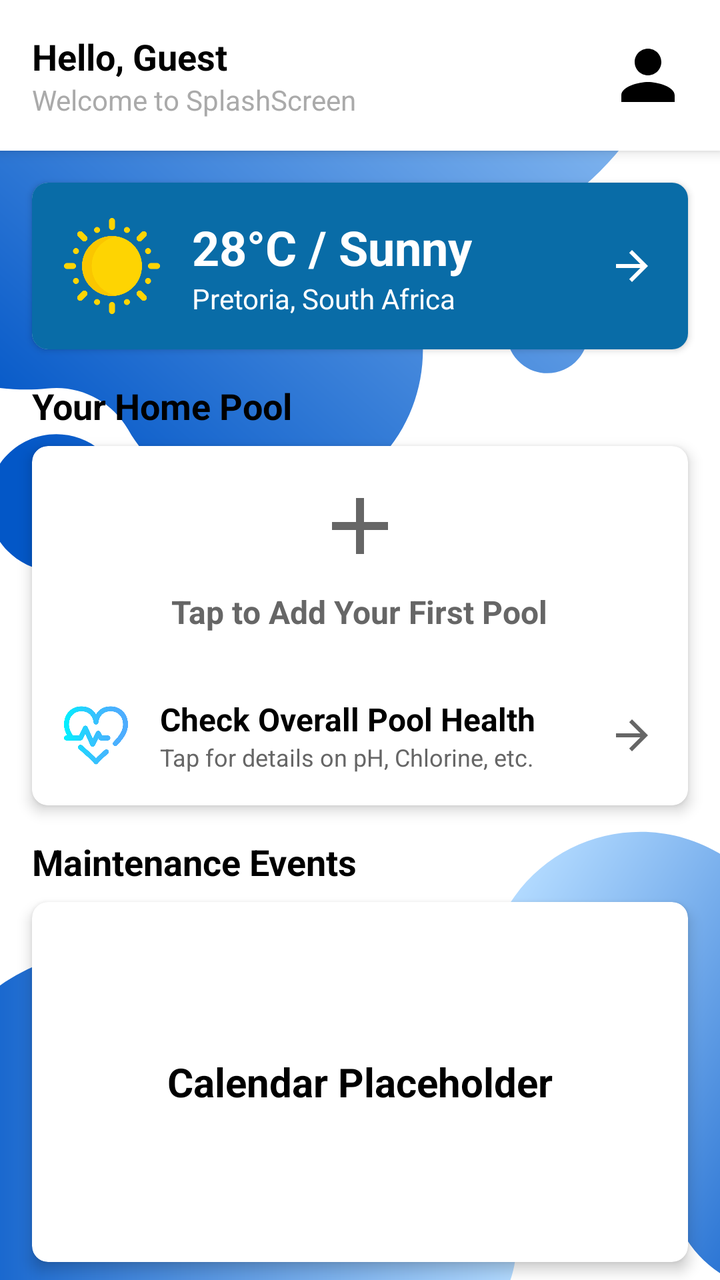
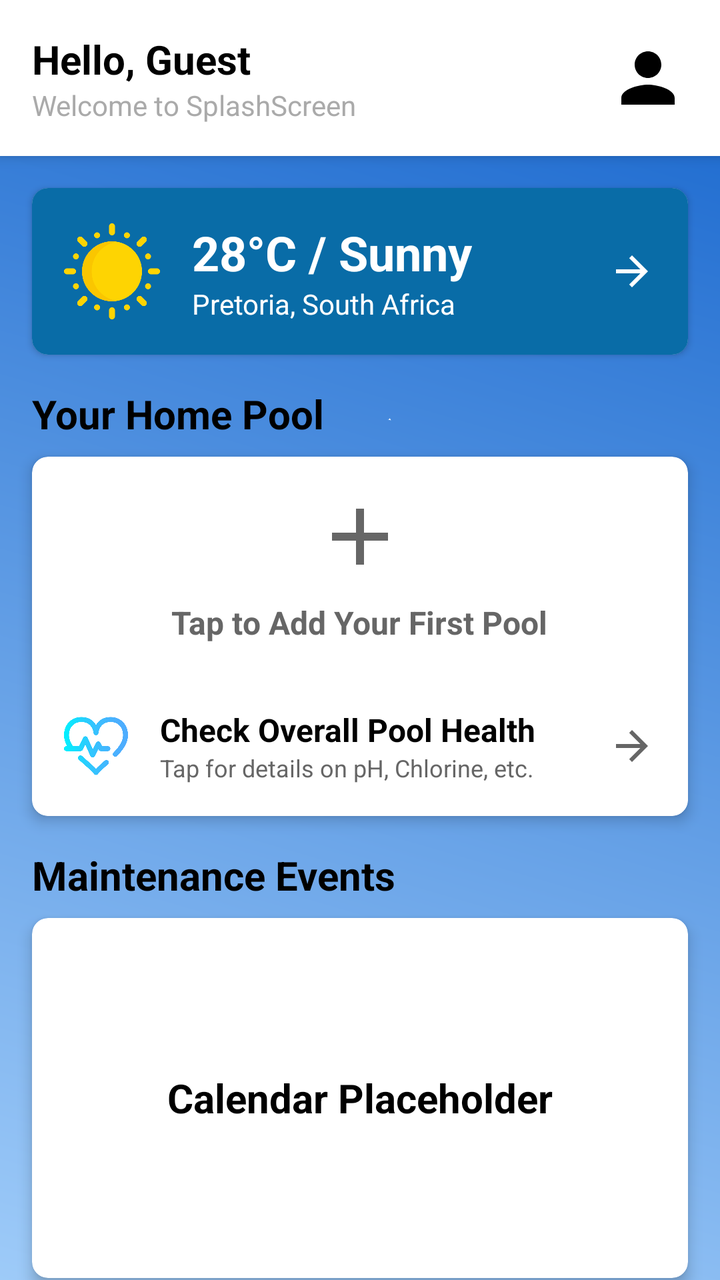

Screens rendered from an Android XML layout before and after an edit, with the pre-edit source and the edit as a unified diff.
<!-- AndroidManifest.xml: application theme Theme.PoolApp -->
<!-- res/layout/po_home_screen.xml -->
<?xml version="1.0" encoding="utf-8"?>
<androidx.constraintlayout.widget.ConstraintLayout xmlns:android="http://schemas.android.com/apk/res/android"
    xmlns:app="http://schemas.android.com/apk/res-auto"
    xmlns:tools="http://schemas.android.com/tools"
    android:layout_width="match_parent"
    android:layout_height="match_parent"
    android:background="@drawable/bg"
    tools:context=".PO_HomeScreen">

    <androidx.cardview.widget.CardView
        android:id="@+id/headerCard"
        android:layout_width="0dp"
        android:layout_height="wrap_content"
        app:layout_constraintEnd_toEndOf="parent"
        app:layout_constraintStart_toStartOf="parent"
        app:layout_constraintTop_toTopOf="parent"
        app:cardElevation="4dp"
        app:cardCornerRadius="0dp">
        <LinearLayout
            android:id="@+id/headerLayout"
            android:layout_width="match_parent"
            android:layout_height="wrap_content"
            android:orientation="horizontal"
            android:padding="16dp"
            android:background="@color/white"
            android:gravity="center_vertical">
            <LinearLayout
                android:layout_width="0dp"
                android:layout_height="wrap_content"
                android:layout_weight="1"
                android:orientation="vertical">

                <TextView
                    android:id="@+id/poGreeting"
                    android:layout_width="wrap_content"
                    android:layout_height="wrap_content"
                    android:text="Hello, Guest"
                    android:textColor="@android:color/black"
                    android:textSize="18sp"
                    android:textStyle="bold" />

                <TextView
                    android:id="@+id/poWelcomeMessage"
                    android:layout_width="wrap_content"
                    android:layout_height="wrap_content"
                    android:text="Welcome to SplashScreen"
                    android:textColor="@android:color/darker_gray"
                    android:textSize="14sp" />

            </LinearLayout>

            <ImageView
                android:id="@+id/ivProfileIcon"
                android:layout_width="40dp"
                android:layout_height="40dp"
                android:src="@drawable/ic_profile_placeholder"
                android:contentDescription="Profile Icon" />
        </LinearLayout>
    </androidx.cardview.widget.CardView>
    <androidx.core.widget.NestedScrollView
        android:layout_width="0dp"
        android:layout_height="0dp"
        android:fillViewport="true"
        app:layout_constraintTop_toBottomOf="@id/headerCard"
        app:layout_constraintStart_toStartOf="parent"
        app:layout_constraintEnd_toEndOf="parent"
        app:layout_constraintBottom_toBottomOf="parent">

        <LinearLayout
            android:layout_width="match_parent"
            android:layout_height="wrap_content"
            android:orientation="vertical"
            android:paddingBottom="5dp">

            <androidx.cardview.widget.CardView
                android:id="@+id/weatherCard"
                android:layout_width="match_parent"
                android:layout_height="wrap_content"
                android:layout_marginHorizontal="16dp"
                android:layout_marginTop="16dp"
                app:cardCornerRadius="8dp"
                app:cardElevation="2dp"
                android:clickable="true"
                android:focusable="true">
                <LinearLayout
                    android:id="@+id/ll_weather_content"
                    android:layout_width="match_parent"
                    android:layout_height="wrap_content"
                    android:orientation="horizontal"
                    android:padding="16dp"
                    android:background="@color/PrimaryColour"
                    android:gravity="center_vertical"
                    android:foreground="?android:attr/selectableItemBackground">
                    <ImageView
                        android:id="@+id/iv_weather_icon"
                        android:layout_width="48dp"
                        android:layout_height="48dp"
                        android:src="@drawable/sun"
                        android:contentDescription="Weather Icon" />

                    <LinearLayout
                        android:layout_width="0dp"
                        android:layout_height="wrap_content"
                        android:layout_weight="1"
                        android:orientation="vertical"
                        android:layout_marginStart="16dp">

                        <TextView
                            android:id="@+id/tv_weather_temp"
                            android:layout_width="wrap_content"
                            android:layout_height="wrap_content"
                            android:text="28°C / Sunny"
                            android:textColor="@color/white"
                            android:textSize="24sp"
                            android:textStyle="bold" />

                        <TextView
                            android:id="@+id/tv_weather_location"
                            android:layout_width="wrap_content"
                            android:layout_height="wrap_content"
                            android:text="Pretoria, South Africa"
                            android:textColor="@color/white"
                            android:textSize="14sp" />
                    </LinearLayout>

                    <ImageView
                        android:layout_width="24dp"
                        android:layout_height="24dp"
                        android:src="@drawable/ic_arrow_forward_black_24dp"
                        app:tint="@color/white"
                        android:contentDescription="Go to Weather Details" />
                </LinearLayout>

                <LinearLayout
                    android:id="@+id/ll_weather_location_placeholder"
                    android:layout_width="match_parent"
                    android:layout_height="wrap_content"
                    android:gravity="center_vertical"
                    android:orientation="vertical"
                    android:padding="16dp"
                    android:visibility="gone"
                    android:clickable="true"
                    android:focusable="true"
                    android:background="?android:attr/selectableItemBackground">

                    <TextView
                        android:layout_width="wrap_content"
                        android:layout_height="wrap_content"
                        android:text="Location Required for Weather"
                        android:textColor="@color/black"
                        android:textSize="18sp"
                        android:textStyle="bold" />

                    <TextView
                        android:layout_width="wrap_content"
                        android:layout_height="wrap_content"
                        android:text="Tap to add your location to access weather data."
                        android:textColor="@color/grey_dark"
                        android:textSize="14sp"
                        android:layout_marginTop="4dp"/>
                </LinearLayout>
            </androidx.cardview.widget.CardView>

            <TextView
                android:layout_width="wrap_content"
                android:layout_height="wrap_content"
                android:layout_marginStart="16dp"
                android:layout_marginTop="16dp"
                android:text="Your Home Pool"
                android:textColor="@color/black"
                android:textSize="18sp"
                android:textStyle="bold" />

            <androidx.cardview.widget.CardView
                android:id="@+id/homePoolCardContainer"
                android:layout_width="match_parent"
                android:layout_height="wrap_content"
                android:layout_marginStart="16dp"
                android:layout_marginEnd="16dp"
                android:layout_marginTop="8dp"
                app:cardCornerRadius="8dp"
                app:cardElevation="4dp"
                android:clickable="true"
                android:focusable="true"
                android:foreground="?android:attr/selectableItemBackground">

                <LinearLayout
                    android:layout_width="match_parent"
                    android:layout_height="match_parent"
                    android:orientation="vertical">

                    <FrameLayout
                        android:id="@+id/fl_home_pool_content"
                        android:layout_width="match_parent"
                        android:layout_height="wrap_content">
                        <LinearLayout
                            android:id="@+id/ll_add_pool_placeholder"
                            android:layout_width="match_parent"
                            android:layout_height="wrap_content"
                            android:gravity="center"
                            android:orientation="vertical"
                            android:padding="16dp">

                            <ImageView
                                android:layout_width="48dp"
                                android:layout_height="48dp"
                                android:src="@drawable/ic_add_white_24dp"
                                android:contentDescription="Add Pool"
                                app:tint="@color/grey_dark" />

                            <TextView
                                android:layout_width="wrap_content"
                                android:layout_height="wrap_content"
                                android:layout_marginTop="8dp"
                                android:text="Tap to Add Your First Pool"
                                android:textColor="@color/grey_dark"
                                android:textSize="16sp"
                                android:textStyle="bold" />
                        </LinearLayout>
                    </FrameLayout>

                    <androidx.cardview.widget.CardView
                        android:id="@+id/poolHealthCard"
                        android:layout_width="match_parent"
                        android:layout_height="wrap_content"
                        android:layout_margin="0dp"
                        app:cardCornerRadius="8dp"
                        app:cardElevation="0dp"
                        android:clickable="true"
                        android:focusable="true"
                        android:foreground="?android:attr/selectableItemBackground">

                        <LinearLayout
                            android:layout_width="match_parent"
                            android:layout_height="wrap_content"
                            android:orientation="horizontal"
                            android:padding="16dp"
                            android:gravity="center_vertical"
                            android:backgroundTint="@color/white_transparent_50">

                            <ImageView
                                android:layout_width="32dp"
                                android:layout_height="32dp"
                                android:src="@drawable/health"
                                android:contentDescription="Pool Status Icon" />

                            <LinearLayout
                                android:layout_width="0dp"
                                android:layout_height="wrap_content"
                                android:layout_weight="1"
                                android:orientation="vertical"
                                android:layout_marginStart="16dp">

                                <TextView
                                    android:layout_width="wrap_content"
                                    android:layout_height="wrap_content"
                                    android:text="Check Overall Pool Health"
                                    android:textColor="@color/black"
                                    android:textSize="16sp"
                                    android:textStyle="bold" />

                                <TextView
                                    android:layout_width="wrap_content"
                                    android:layout_height="wrap_content"
                                    android:text="Tap for details on pH, Chlorine, etc."
                                    android:textColor="@color/grey_dark"
                                    android:textSize="12sp" />
                            </LinearLayout>

                            <ImageView
                                android:layout_width="24dp"
                                android:layout_height="24dp"
                                android:src="@drawable/ic_arrow_forward_black_24dp"
                                app:tint="@color/grey_dark"
                                android:contentDescription="Go to Details" />
                        </LinearLayout>
                    </androidx.cardview.widget.CardView>
                </LinearLayout>

            </androidx.cardview.widget.CardView>
            <TextView
                android:layout_width="wrap_content"
                android:layout_height="wrap_content"
                android:layout_marginStart="16dp"
                android:layout_marginTop="16dp"
                android:text="Maintenance Events"
                android:textColor="@color/black"
                android:textSize="18sp"
                android:textStyle="bold" />
            <androidx.cardview.widget.CardView
                android:id="@+id/calendarCard"
                android:layout_width="match_parent"
                android:layout_height="180dp"
                android:layout_marginStart="16dp"
                android:layout_marginEnd="16dp"
                android:layout_marginTop="8dp"
                app:cardCornerRadius="8dp"
                app:cardElevation="4dp"
                >

                <TextView
                    android:layout_width="wrap_content"
                    android:layout_height="wrap_content"
                    android:layout_gravity="center"
                    android:text="Calendar Placeholder"
                    android:textColor="@android:color/black"
                    android:textSize="20sp"
                    android:textStyle="bold"
                    />
            </androidx.cardview.widget.CardView>

            <LinearLayout
                android:layout_width="match_parent"
                android:layout_height="wrap_content"
                android:orientation="horizontal"
                android:gravity="center_vertical"
                android:paddingHorizontal="16dp"
                android:layout_marginTop="16dp"
                android:layout_marginBottom="8dp">

                <TextView
                    android:layout_width="0dp"
                    android:layout_height="wrap_content"
                    android:layout_weight="1"
                    android:text="Top Products"
                    android:textColor="@color/black"
                    android:textSize="18sp"
                    android:textStyle="bold" />

                <ImageButton
                    android:id="@+id/btn_prev_product"
                    android:layout_width="wrap_content"
                    android:layout_height="wrap_content"
                    android:src="@drawable/ic_arrow_back_white_24dp"
                    app:tint="@color/black"
                    android:background="@android:color/transparent"
                    android:contentDescription="Previous Product"
                    android:padding="4dp"/>

                <ImageButton
                    android:id="@+id/btn_next_product"
                    android:layout_width="wrap_content"
                    android:layout_height="wrap_content"
                    android:src="@drawable/ic_arrow_forward_black_24dp"
                    app:tint="@color/black"
                    android:background="@android:color/transparent"
                    android:contentDescription="Next Product"
                    android:padding="4dp"/>
            </LinearLayout>

            <androidx.recyclerview.widget.RecyclerView
                android:id="@+id/rv_products"
                android:layout_width="match_parent"
                android:layout_height="wrap_content"
                android:orientation="horizontal"
                android:paddingHorizontal="16dp"
                android:padding="10dp"
                android:clipToPadding="false"
                android:layout_marginBottom="24dp"
                app:layoutManager="androidx.recyclerview.widget.LinearLayoutManager"
                tools:listitem="@layout/item_generic_list_card"/>

        </LinearLayout>
    </androidx.core.widget.NestedScrollView>

</androidx.constraintlayout.widget.ConstraintLayout>
<!-- res/layout/item_generic_list_card.xml (included above) -->
<?xml version="1.0" encoding="utf-8"?>
<androidx.cardview.widget.CardView
    xmlns:android="http://schemas.android.com/apk/res/android"
    xmlns:app="http://schemas.android.com/apk/res-auto"
    android:layout_width="120dp"
    android:layout_height="140dp"
    android:layout_marginEnd="12dp"
    android:clickable="true"
    android:focusable="true"
    android:foreground="?attr/selectableItemBackground"
    app:cardCornerRadius="8dp"
    app:cardElevation="2dp">

    <LinearLayout
        android:layout_width="match_parent"
        android:layout_height="match_parent"
        android:orientation="vertical"
        android:gravity="center_horizontal"
        android:padding="8dp">

        <ImageView
            android:id="@+id/iv_item_image"
            android:layout_width="60dp"
            android:layout_height="60dp"
            android:src="@drawable/password"

            android:scaleType="centerCrop"
            android:contentDescription="Item Image"/>

        <TextView
            android:id="@+id/tv_item_title"
            android:layout_width="wrap_content"
            android:layout_height="wrap_content"
            android:layout_marginTop="4dp"
            android:text="Generic Title"
            android:textSize="14sp"
            android:maxLines="1"
            android:ellipsize="end"
            android:textColor="@color/black"
            android:textStyle="bold"/>

        <TextView
            android:id="@+id/tv_item_subtext"
            android:layout_width="wrap_content"
            android:layout_height="wrap_content"
            android:text="R 0.00 / details"
            android:textSize="12sp"
            android:textColor="@color/colorPrimary"/>

    </LinearLayout>
</androidx.cardview.widget.CardView>
<!-- resources referenced by this layout -->
<resources>
  <color name="PrimaryColour">#096ca7</color>
  <color name="black">#FF000000</color>
  <color name="colorPrimary">#096ca7</color>
  <color name="grey_dark">#666666</color>
  <color name="white">#FFFFFFFF</color>
  <color name="white_transparent_50">#80FFFFFF</color>
  <!-- drawable bg: png bitmap (drawable, 162357 bytes) -->
  <!-- drawable health: png bitmap (drawable, 24576 bytes) -->
  <!-- drawable ic_add_white_24dp (drawable) -->
  <vector android:height="24dp" android:tint="#FFFFFF"
      android:viewportHeight="24" android:viewportWidth="24"
      android:width="24dp" xmlns:android="http://schemas.android.com/apk/res/android">
      <path android:fillColor="@android:color/white" android:pathData="M19,13h-6v6h-2v-6H5v-2h6V5h2v6h6v2z"/>
  </vector>
  <!-- drawable ic_arrow_back_white_24dp (drawable) -->
  <vector xmlns:android="http://schemas.android.com/apk/res/android"
      android:width="24dp"
      android:height="24dp"
      android:viewportWidth="24"
      android:viewportHeight="24"
      android:tint="#FFFFFF"> <path
      android:fillColor="@android:color/white"
      android:pathData="M20,11L7.83,11l5.59,-5.59L12,4L4,12l8,8 1.41,-1.41L7.83,13L20,13z"/>
  </vector>
  <!-- drawable ic_arrow_forward_black_24dp (drawable) -->
  <vector xmlns:android="http://schemas.android.com/apk/res/android"
      android:width="24dp"
      android:height="24dp"
      android:viewportWidth="24"
      android:viewportHeight="24"
      android:tint="#000000"> <path
      android:fillColor="@android:color/black"
      android:pathData="M12,4l-1.41,1.41L16.17,11H4v2h12.17l-5.58,5.59L12,20l8,-8z"/>
  </vector>
  <!-- drawable ic_profile_placeholder (drawable) -->
  <vector android:height="24dp" android:tint="#000000"
      android:viewportHeight="24" android:viewportWidth="24"
      android:width="24dp" xmlns:android="http://schemas.android.com/apk/res/android">
      <path android:fillColor="@android:color/white" android:pathData="M12,12c2.21,0 4,-1.79 4,-4s-1.79,-4 -4,-4 -4,1.79 -4,4 1.79,4 4,4zM12,14c-2.67,0 -8,1.34 -8,4v2h16v-2c0,-2.66 -5.33,-4 -8,-4z"/>
  </vector>
  <!-- drawable password: png bitmap (drawable, 20916 bytes) -->
  <!-- drawable sun: png bitmap (drawable, 21178 bytes) -->
  <style name="Theme.PoolApp" parent="Theme.Material3.DayNight.NoActionBar">
  
          <item name="colorPrimary">@color/colorPrimary</item>
  
          <item name="colorPrimaryVariant">@color/colorPrimaryVariant</item>
  
          <item name="colorOnPrimary">@color/colorOnPrimary</item>
  
          <item name="colorSecondary">@color/colorSecondary</item>
  
          <item name="colorOnSecondary">@color/colorOnSecondary</item>
  
          <item name="colorSurface">@color/colorSurface</item>
  
          <item name="colorOnSurface">@color/colorOnSurface</item>
  
          <item name="android:statusBarColor" tools:targetApi="l">?attr/colorPrimaryVariant</item>
  
      </style>
  <color name="colorPrimaryVariant">#034b75</color>
  <color name="colorOnPrimary">#FFFFFF</color>
  <color name="colorSecondary">#0A57FF</color>
  <color name="colorOnSecondary">#FFFFFF</color>
  <color name="colorSurface">#FFFFFF</color>
  <color name="colorOnSurface">#1C1B1F</color>
</resources>

<!-- the commit's change to res/layout/po_home_screen.xml (unified diff, before → after) -->
@@ -4,7 +4,7 @@
     xmlns:tools="http://schemas.android.com/tools"
     android:layout_width="match_parent"
     android:layout_height="match_parent"
-    android:background="@drawable/bg"
+    android:background="@drawable/pbg"
     tools:context=".PO_HomeScreen">
 
     <androidx.cardview.widget.CardView
@@ -36,7 +36,7 @@
                     android:layout_height="wrap_content"
                     android:text="Hello, Guest"
                     android:textColor="@android:color/black"
-                    android:textSize="18sp"
+                    android:textSize="20sp"
                     android:textStyle="bold" />
 
                 <TextView
@@ -168,7 +168,7 @@
                 android:layout_marginTop="16dp"
                 android:text="Your Home Pool"
                 android:textColor="@color/black"
-                android:textSize="18sp"
+                android:textSize="20sp"
                 android:textStyle="bold" />
 
             <androidx.cardview.widget.CardView
@@ -285,7 +285,7 @@
                 android:layout_marginTop="16dp"
                 android:text="Maintenance Events"
                 android:textColor="@color/black"
-                android:textSize="18sp"
+                android:textSize="20sp"
                 android:textStyle="bold" />
             <androidx.cardview.widget.CardView
                 android:id="@+id/calendarCard"
@@ -324,7 +324,7 @@
                     android:layout_weight="1"
                     android:text="Top Products"
                     android:textColor="@color/black"
-                    android:textSize="18sp"
+                    android:textSize="20sp"
                     android:textStyle="bold" />
 
                 <ImageButton
<!-- resource entries referenced after the edit -->
@@ -6,7 +6,6 @@
   <color name="grey_dark">#666666</color>
   <color name="white">#FFFFFFFF</color>
   <color name="white_transparent_50">#80FFFFFF</color>
-  <!-- drawable bg: png bitmap (drawable, 162357 bytes) -->
   <!-- drawable health: png bitmap (drawable, 24576 bytes) -->
   <!-- drawable ic_add_white_24dp (drawable) -->
   <vector android:height="24dp" android:tint="#FFFFFF"
@@ -41,6 +40,7 @@
       <path android:fillColor="@android:color/white" android:pathData="M12,12c2.21,0 4,-1.79 4,-4s-1.79,-4 -4,-4 -4,1.79 -4,4 1.79,4 4,4zM12,14c-2.67,0 -8,1.34 -8,4v2h16v-2c0,-2.66 -5.33,-4 -8,-4z"/>
   </vector>
   <!-- drawable password: png bitmap (drawable, 20916 bytes) -->
+  <!-- drawable pbg: png bitmap (drawable, 122204 bytes) -->
   <!-- drawable sun: png bitmap (drawable, 21178 bytes) -->
   <style name="Theme.PoolApp" parent="Theme.Material3.DayNight.NoActionBar">
   
